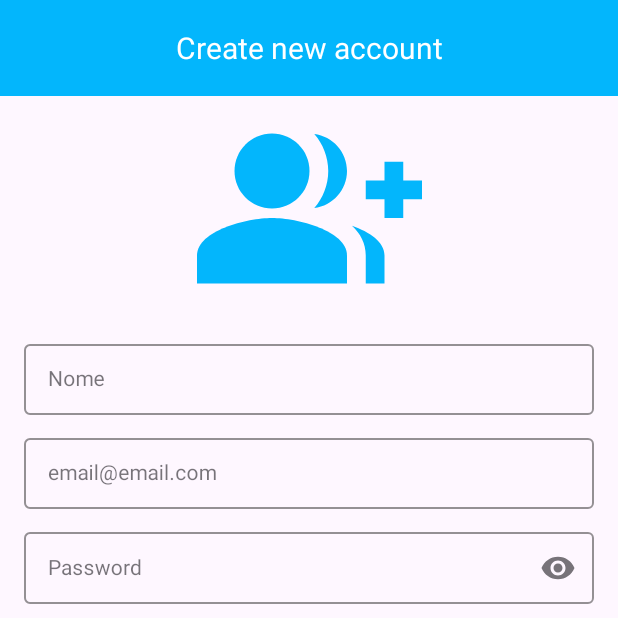
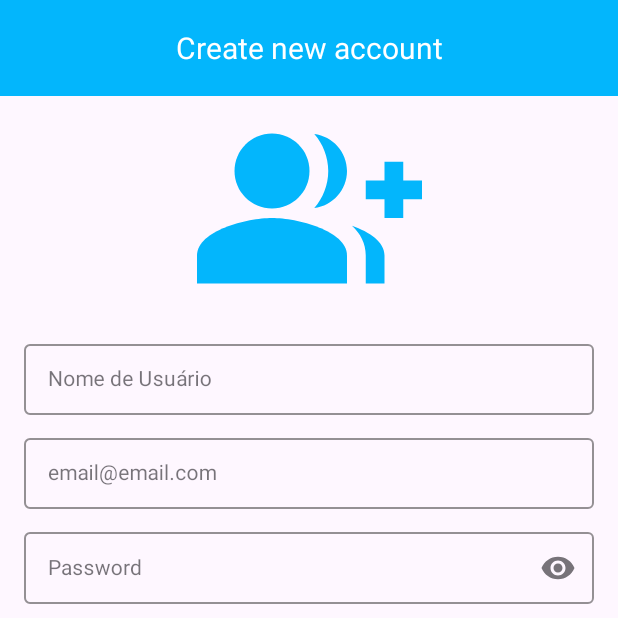
Before and after one commit to LeandroHCesar/Relatorios-de-Rotas, an Android app: the RegisterFragment screen opened through its navigation route, on a phone screen of 412 x 824 dp, the top half of it. Run offline under Robolectric (Android 15) with nearby library versions, the phone set to English and light mode, and no system bars; our stand-ins replace Firebase (no records; nobody signed in at launch, a user with empty details on screens opened directly); 1 statement that could not run was skipped.

Commit message:
add dados pessoais add AlertDialog excluir Bt edit

```diff
--- a/app/build.gradle
+++ b/app/build.gradle
@@ -13,7 +13,7 @@ android {
         applicationId "com.relatriosderotas"
         minSdk 24
         targetSdk 34
-        versionCode 3
+        versionCode 4
         versionName '3.10'
 
         testInstrumentationRunner "androidx.test.runner.AndroidJUnitRunner"
@@ -48,6 +48,7 @@ dependencies {
     testImplementation 'junit:junit:4.13.2'
     androidTestImplementation 'androidx.test.ext:junit:1.1.5'
     androidTestImplementation 'androidx.test.espresso:espresso-core:3.5.1'
+    implementation 'androidx.drawerlayout:drawerlayout:1.2.0'
 
     //Navigation
     def nav_version = '2.6.0'
--- a/app/src/main/res/layout/fragment_register.xml
+++ b/app/src/main/res/layout/fragment_register.xml
@@ -54,15 +54,15 @@
 
             <!-- Campo de Nome -->
             <com.google.android.material.textfield.TextInputLayout
-                android:id="@+id/textInputLayoutNome"
+                android:id="@+id/textInputLayoutUserName"
                 style="@style/TextInputEditText_form"
-                android:hint="@string/register_hint_editText_newUser_nome"
+                android:hint="@string/register_hint_editText_new_User_nome"
                 app:layout_constraintEnd_toEndOf="parent"
                 app:layout_constraintStart_toStartOf="parent"
                 app:layout_constraintTop_toBottomOf="@id/ic_new_user">
 
                 <com.google.android.material.textfield.TextInputEditText
-                    android:id="@+id/editTextNome"
+                    android:id="@+id/editTextUserName"
                     style="@style/TextInputEditText"
                     android:inputType="text" />
 
@@ -76,7 +76,7 @@
                 app:endIconMode="clear_text"
                 app:layout_constraintEnd_toEndOf="parent"
                 app:layout_constraintStart_toStartOf="parent"
-                app:layout_constraintTop_toBottomOf="@id/textInputLayoutNome">
+                app:layout_constraintTop_toBottomOf="@id/textInputLayoutUserName">
 
                 <com.google.android.material.textfield.TextInputEditText
                     android:id="@+id/editTextEmail"
--- a/app/src/main/res/menu/drawer_menu.xml
+++ b/app/src/main/res/menu/drawer_menu.xml
@@ -13,9 +13,9 @@
             android:icon="@drawable/ic_menu_gallery"
             android:title="Gallery" />
         <item
-            android:id="@+id/nav_slideshow"
-            android:icon="@drawable/ic_menu_slideshow"
-            android:title="Slideshow" />
+            android:id="@+id/nav_user"
+            android:icon="@drawable/ic_data_user"
+            android:title="Dados Pessoais" />
     </group>
 
     <group android:checkableBehavior="single">
--- a/app/src/main/res/navigation/nav_graph.xml
+++ b/app/src/main/res/navigation/nav_graph.xml
@@ -17,12 +17,15 @@
             app:popUpToInclusive="true"/>
         <action
             android:id="@+id/action_splashFragment_to_homeFragment"
-            app:destination="@id/homeFragment" />
+            app:destination="@id/homeFragment"
+            app:popUpTo="@id/splashFragment"
+            app:popUpToInclusive="true"/>
     </fragment>
     <fragment
         android:id="@+id/loginFragment"
         android:name="com.relatriosderotas.ui.auth.LoginFragment"
-        android:label="LoginFragment" >
+        android:label="LoginFragment"
+        tools:layout="@layout/fragment_login">
         <action
             android:id="@+id/action_loginFragment_to_registerFragment"
             app:destination="@id/registerFragment" />
@@ -38,17 +41,23 @@
     <fragment
         android:id="@+id/registerFragment"
         android:name="com.relatriosderotas.ui.auth.RegisterFragment"
-        android:label="RegisterFragment" >
+        android:label="RegisterFragment"
+        tools:layout="@layout/fragment_register">
         <action
             android:id="@+id/action_registerFragment_to_homeFragment"
             app:destination="@id/homeFragment"
             app:popUpTo="@id/registerFragment"
-            app:popUpToInclusive="true"/>
+            app:popUpToInclusive="true">
+            <argument
+                android:name="userId"
+                app:argType="string" />
+        </action>
     </fragment>
     <fragment
         android:id="@+id/recoverAccountFragment"
         android:name="com.relatriosderotas.ui.auth.RecoverAccountFragment"
-        android:label="RecoverAccountFragment" >
+        android:label="RecoverAccountFragment"
+        tools:layout="@layout/fragment_recover_account">
         <action
             android:id="@+id/action_recoverAccountFragment_to_loginFragment"
             app:destination="@id/loginFragment" />
@@ -63,5 +72,17 @@
             app:destination="@id/loginFragment"
             app:popUpTo="@id/homeFragment"
             app:popUpToInclusive="true"/>
+        <action
+            android:id="@+id/action_homeFragment_to_personalDataFragment"
+            app:destination="@id/personalDataFragment" />
+    </fragment>
+    <fragment
+        android:id="@+id/personalDataFragment"
+        android:name="com.relatriosderotas.ui.PersonalDataFragment"
+        android:label="fragment_personal_data"
+        tools:layout="@layout/fragment_personal_data" >
+        <action
+            android:id="@+id/action_personalDataFragment_to_homeFragment"
+            app:destination="@id/homeFragment" />
     </fragment>
 </navigation>
--- a/app/src/main/res/values/strings.xml
+++ b/app/src/main/res/values/strings.xml
@@ -16,7 +16,7 @@
     <string name="bt_register">Register</string>
     <string name="bt_login">Login</string>
 
-    <string name="register_hint_editText_newUser_nome">Nome</string>
+    <string name="register_hint_editText_new_User_nome">Nome de Usuário</string>
     <string name="description_img_new_user">img_new_user</string>
     <string name="description_img_login">img_login</string>
     <string name="title_register">Register</string>
```
Also changed, not shown: app/src/main/java/com/relatriosderotas/helper/User.kt (+2 -11 lines), app/src/main/java/com/relatriosderotas/ui/auth/HomeFragment.kt (+35 -25 lines), app/src/main/java/com/relatriosderotas/ui/auth/LoginFragment.kt (+46 -2 lines), app/src/main/java/com/relatriosderotas/ui/auth/RegisterFragment.kt (+53 -42 lines), app/src/main/res/layout/fragment_home.xml (+0 -16 lines), app/src/main/res/layout/fragment_login.xml (+2 -11 lines), app/src/main/res/values/styles.xml (+9 -0 lines).
